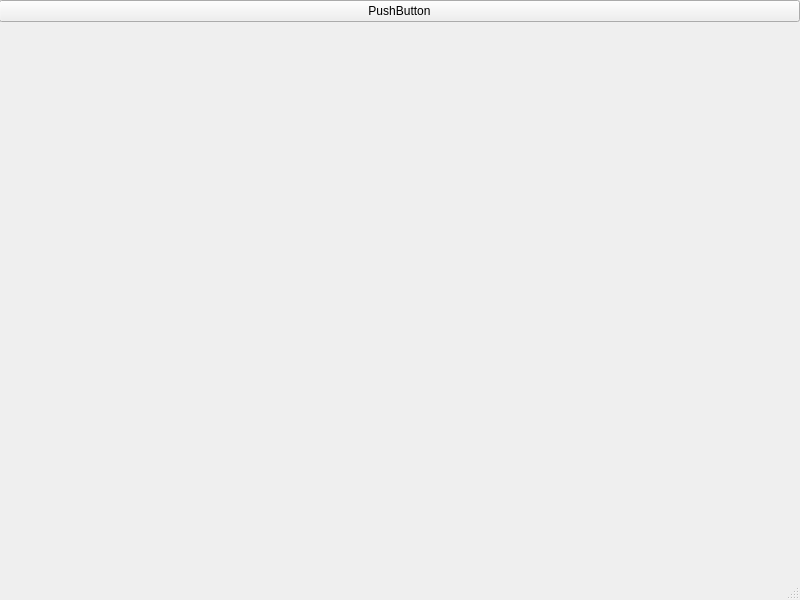
Above: mainwindow.ui from Ctulh/YeelightBulbManager-Qt before the change. Below: the same form after it.
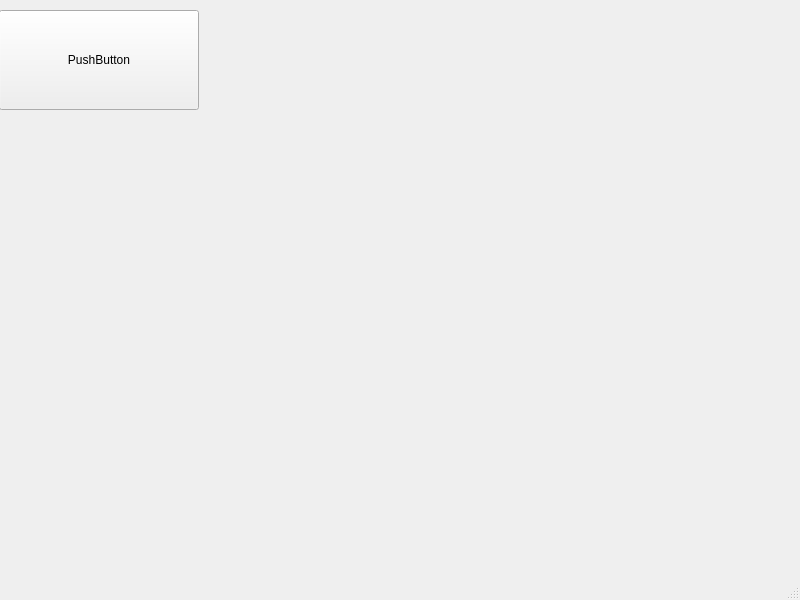
That is the form after the change.

```diff
--- a/mainwindow.ui
+++ b/mainwindow.ui
@@ -18,9 +18,9 @@
     <property name="geometry">
      <rect>
       <x>-1</x>
-      <y>0</y>
+      <y>10</y>
       <width>801</width>
-      <height>551</height>
+      <height>541</height>
      </rect>
     </property>
     <layout class="QGridLayout" name="gridLayout">
@@ -32,6 +32,18 @@
      </property>
      <item row="0" column="0">
       <widget class="QPushButton" name="pushButton">
+       <property name="minimumSize">
+        <size>
+         <width>200</width>
+         <height>100</height>
+        </size>
+       </property>
+       <property name="maximumSize">
+        <size>
+         <width>200</width>
+         <height>100</height>
+        </size>
+       </property>
        <property name="text">
         <string>PushButton</string>
        </property>
@@ -50,6 +62,19 @@
        </property>
       </spacer>
      </item>
+     <item row="0" column="1">
+      <spacer name="horizontalSpacer">
+       <property name="orientation">
+        <enum>Qt::Horizontal</enum>
+       </property>
+       <property name="sizeHint" stdset="0">
+        <size>
+         <width>40</width>
+         <height>20</height>
+        </size>
+       </property>
+      </spacer>
+     </item>
     </layout>
    </widget>
   </widget>
```
